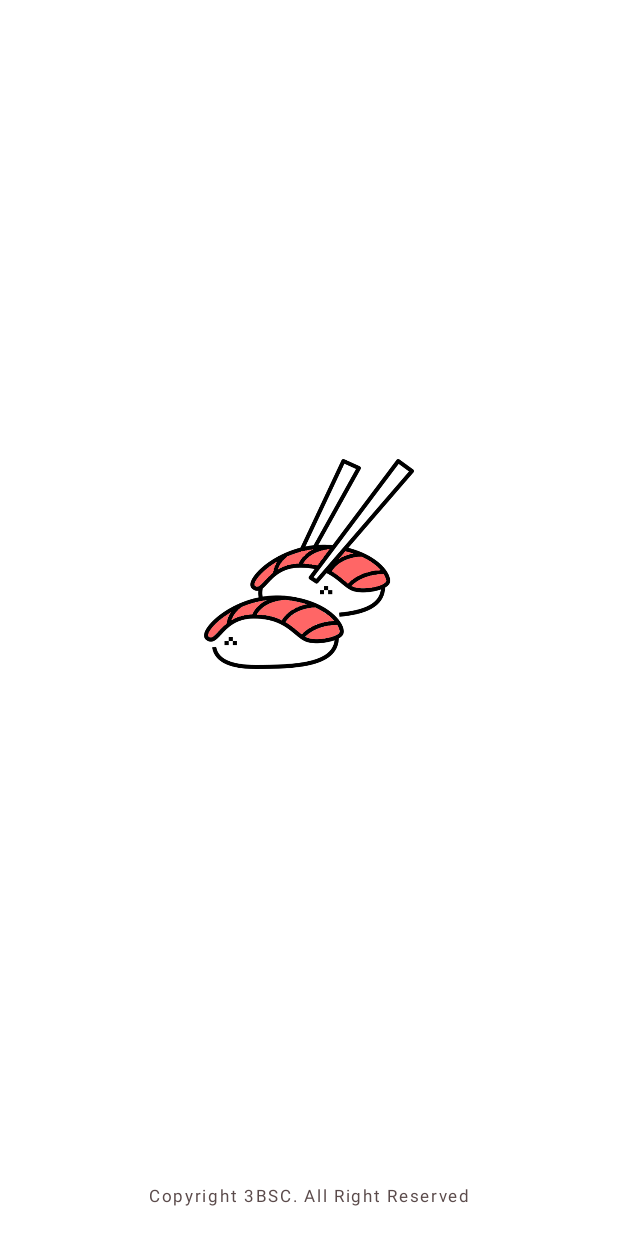
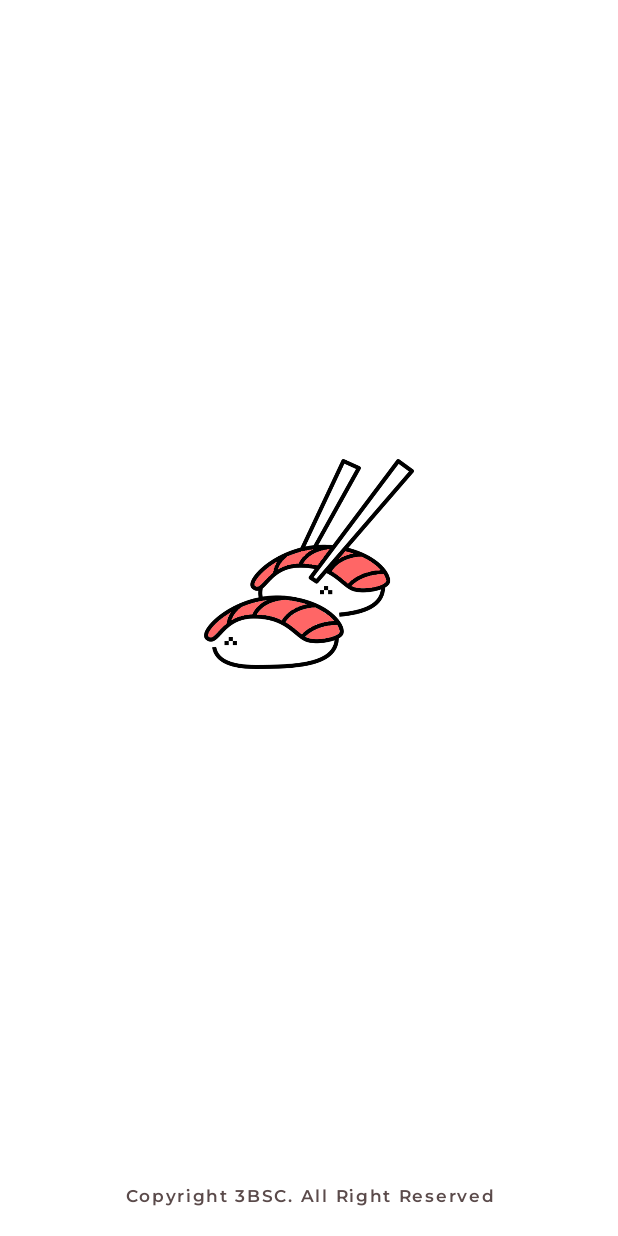
Before and after one commit to 3BSC/YOMAKASE_ANDROID, an Android app: the SplashActivity screen opened directly, with no data from a screen before it, on a phone screen of 412 x 824 dp. Run offline under Robolectric (Android 15) with nearby library versions, the phone set to English and light mode, and no system bars.

Commit message:
style: change font of copyright

```diff
--- a/app/src/main/res/values/themes.xml
+++ b/app/src/main/res/values/themes.xml
@@ -25,5 +25,8 @@
         <item name="android:textColor">
             #5B4B4B
         </item>
+        <item name="fontFamily">
+            @font/montserrat_semibold
+        </item>
     </style>
 </resources>
```
